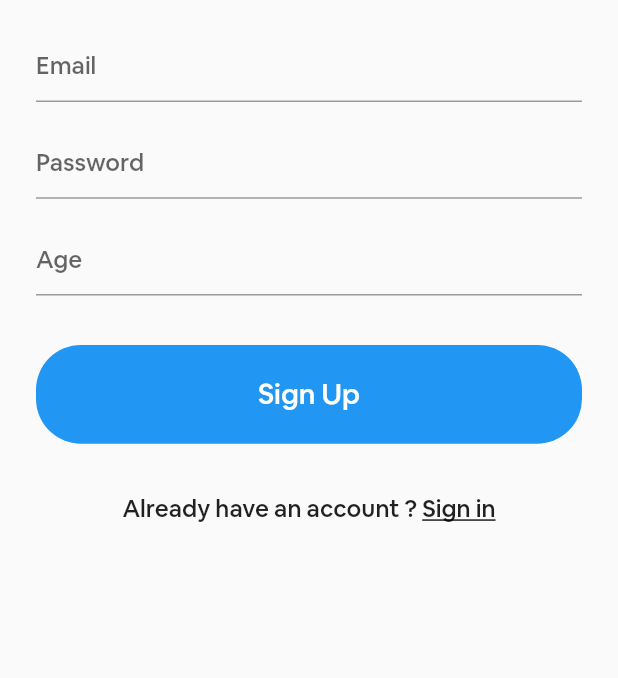
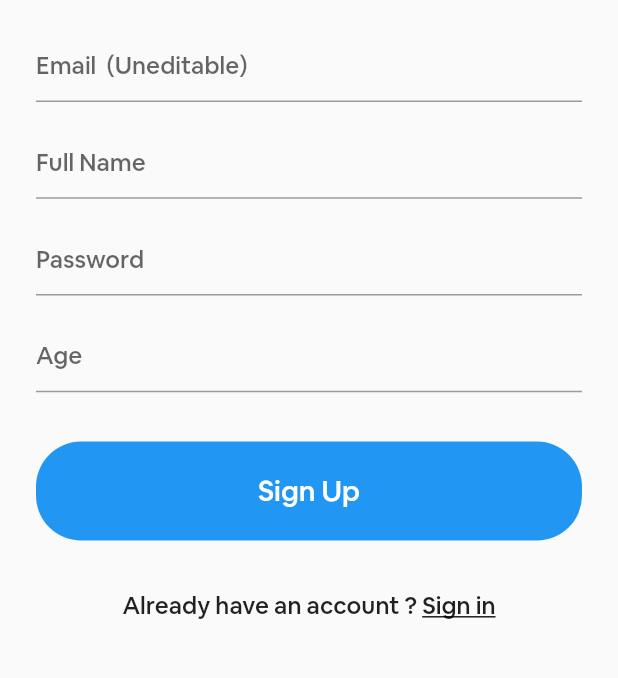
Before and after one commit to razifertani/Quizzed, a Flutter app: the screen it shows after launch, after a tap on "Sign In", after a tap on "Sign Up", on a phone screen of 412 x 824 dp, the part 84-762 px from its top. Run offline on Flutter 3.47's test engine with Material 2 defaults, Android fonts, the phone set to English and light mode, and no system bars; our stand-ins replace cloud_firestore, convex_bottom_bar, data_connection_checker, firebase_auth, firebase_storage, fluttertoast and 5 more; accounts and stored records are empty; network calls fail.

Commit message:
Application 1.6

```diff
--- a/lang/ar.json
+++ b/lang/ar.json
@@ -1,7 +1,7 @@
 {
     "lang": "ar",
 
-    "Landing/first": "جميع الحقوق محفوظة ®",
+    "Landing/first": "جميع الحقوق محفوظة®",
     "Landing/second": "لا يوجد اتصال بالإنترنت !",
     "Landing/third": "حاول مجددا",
 
@@ -15,7 +15,6 @@
     "Signin/eighth" : "تسجيل الدخول",
     "Signin/ninth" : " ليس لديك حساب ؟",
     "Signin/tenth" : "سجل",
-    "Signup/eleventh" : "البريد الإلكتروني قيد الاستخدام / البريد الإلكتروني غير صالح",
 
     "Signup/first" : "أدخل البريد الإلكتروني الصحيح !",
     "Signup/second" : "البريد الإلكتروني",
@@ -27,6 +26,9 @@
     "Signup/eighth" : "سجل",
     "Signup/ninth" : " هل لديك حساب ؟",
     "Signup/tenth" : "تسجيل الدخول",
+    "Signup/eleventh" : "البريد الإلكتروني قيد الاستخدام / البريد الإلكتروني غير صالح",
+    "Signup/twelfth" : "الاسم الكامل",
+    "Signup/thirteenth" : "أدخل اسمك الكامل !",
 
     "Home/first" : "خروج",
     "Home/second" : "هل أنت متأكد أنك تريد الخروج ؟",
--- a/lang/en.json
+++ b/lang/en.json
@@ -1,7 +1,7 @@
 {
     "lang": "en",
 
-    "Landing/first": "All Rights Are Reserved ®",
+    "Landing/first": "All Rights Are Reserved®",
     "Landing/second": "No internet connection !",
     "Landing/third": "TRY AGAIN",
 
@@ -27,6 +27,8 @@
     "Signup/ninth" : "Already have an account ? ",
     "Signup/tenth" : "Sign in",
     "Signup/eleventh" : "Email already in use / Email is not valid",
+    "Signup/twelfth" : "Full Name",
+    "Signup/thirteenth" : "Enter your full name !",
 
     "Home/first" : "Logout",
     "Home/second" : "Are you sure you want to log out ?",
@@ -34,7 +36,7 @@
     "Home/fourth" : "No",
 
     "Widgets/first" : "Profile",
-    "Widgets/second" : "Leaderboards",
+    "Widgets/second" : "Rankings",
     "Widgets/third" : "Home",
     "Widgets/fourth" : "History",
     "Widgets/fifth" : "Settings",
--- a/lang/fr.json
+++ b/lang/fr.json
@@ -1,7 +1,7 @@
 {
     "lang": "fr",
 
-    "Landing/first": "Tous droits réservés ®",
+    "Landing/first": "Tous droits réservés®",
     "Landing/second": "Pas de connection internet !",
     "Landing/third": "REESSAYER",
 
@@ -27,6 +27,8 @@
     "Signup/ninth" : "Vous avez déjà un compte ? ",
     "Signup/tenth" : "Se connecter",
     "Signup/eleventh" : "Email déjà utilisé / Email n'est pas valide",
+    "Signup/twelfth" : "Nom Complet",
+    "Signup/thirteenth" : "Entrer votre nom complet !",
 
     "Home/first" : "Se déconnecter",
     "Home/second" : "Vous êtes sur de vouloir se Se déconnecter ?",
--- a/lib/services/authentification.dart
+++ b/lib/services/authentification.dart
@@ -24,13 +24,14 @@ class AuthentificationService {
     }
   }
 
-  Future signUp(String email, String password, String age) async {
+  Future signUp(
+      String email, String fullName, String password, String age) async {
     try {
       AuthResult authResult = await auth.createUserWithEmailAndPassword(
           email: email, password: password);
 
       dataBaseService.updateUserData(
-          authResult.user.uid, 'null', 'null', email, password, age);
+          authResult.user.uid, 'null', fullName, email, password, age);
 
       return authResult.user;
     } catch (e) {
--- a/lib/services/database.dart
+++ b/lib/services/database.dart
@@ -179,7 +179,7 @@ class DataBaseService {
   }
 
   getLeaderboardsDocuments() async {
-    return await Firestore.instance.collection("Leaderboards").snapshots();
+    return Firestore.instance.collection("Leaderboards").snapshots();
   }
 
   getLeaderboardsData(String quizTitle) async {
--- a/lib/views/signin.dart
+++ b/lib/views/signin.dart
@@ -105,7 +105,8 @@ class _SignInState extends State<SignIn> {
                 child: CircularProgressIndicator(),
               ),
             )
-          : Form(
+          : SingleChildScrollView(
+              child: Form(
                 key: _formKey,
                 child: Container(
                   margin: EdgeInsets.symmetric(
@@ -157,7 +158,8 @@ class _SignInState extends State<SignIn> {
                         },
                         child: blueButton(
                           context,
-                        AppLocalizations.of(context).translate('Signin/eighth'),
+                          AppLocalizations.of(context)
+                              .translate('Signin/eighth'),
                           MediaQuery.of(context).size.width * 0.9,
                         ),
                       ),
@@ -208,6 +210,7 @@ class _SignInState extends State<SignIn> {
                   ),
                 ),
               ),
+            ),
     );
   }
 }
--- a/lib/views/signup.dart
+++ b/lib/views/signup.dart
@@ -20,7 +20,7 @@ class _SignUpState extends State<SignUp> {
   final _formKey = GlobalKey<FormState>();
   final authentificationService = locator.get<AuthentificationService>();
 
-  String userUID, email = '', password, age;
+  String userUID, email = '', fullName, password, age;
   bool isLoading = false;
 
   signUp() async {
@@ -29,7 +29,7 @@ class _SignUpState extends State<SignUp> {
         isLoading = true;
       });
 
-      await authentificationService.signUp(email, password, age).then(
+      await authentificationService.signUp(email, fullName, password, age).then(
         (value) async {
           if (value != null) {
             await authentificationService.signIn(email, password).then(
@@ -111,7 +111,8 @@ class _SignUpState extends State<SignUp> {
                 child: CircularProgressIndicator(),
               ),
             )
-          : Form(
+          : SingleChildScrollView(
+              child: Form(
                 key: _formKey,
                 child: Container(
                   margin: EdgeInsets.symmetric(
@@ -129,10 +130,31 @@ class _SignUpState extends State<SignUp> {
                         },
                         decoration: InputDecoration(
                           hintText: AppLocalizations.of(context)
-                            .translate('Signup/second'),
+                                  .translate('Signup/second') +
+                              '  ' +
+                              AppLocalizations.of(context)
+                                  .translate('Profile/fifteenth'),
                         ),
                         onChanged: (value) {
                           email = value;
+                        },
+                      ),
+                      SizedBox(
+                        height: MediaQuery.of(context).size.height * 0.02,
+                      ),
+                      TextFormField(
+                        validator: (value) {
+                          return value.isEmpty
+                              ? AppLocalizations.of(context)
+                                  .translate('Signup/thirteenth')
+                              : null;
+                        },
+                        decoration: InputDecoration(
+                          hintText: AppLocalizations.of(context)
+                              .translate('Signup/twelfth'),
+                        ),
+                        onChanged: (value) {
+                          fullName = value;
                         },
                       ),
                       SizedBox(
@@ -181,7 +203,8 @@ class _SignUpState extends State<SignUp> {
                         },
                         child: blueButton(
                           context,
-                        AppLocalizations.of(context).translate('Signup/eighth'),
+                          AppLocalizations.of(context)
+                              .translate('Signup/eighth'),
                           MediaQuery.of(context).size.width * 0.9,
                         ),
                       ),
@@ -232,6 +255,7 @@ class _SignUpState extends State<SignUp> {
                   ),
                 ),
               ),
+            ),
     );
   }
 }
```
Also changed, not shown: lib/models/user.dart (+9 -0 lines), lib/views/leaderboards.dart (+110 -32 lines), lib/views/results.dart (+22 -11 lines). Lines whose indentation alone changed are shown as unchanged.
